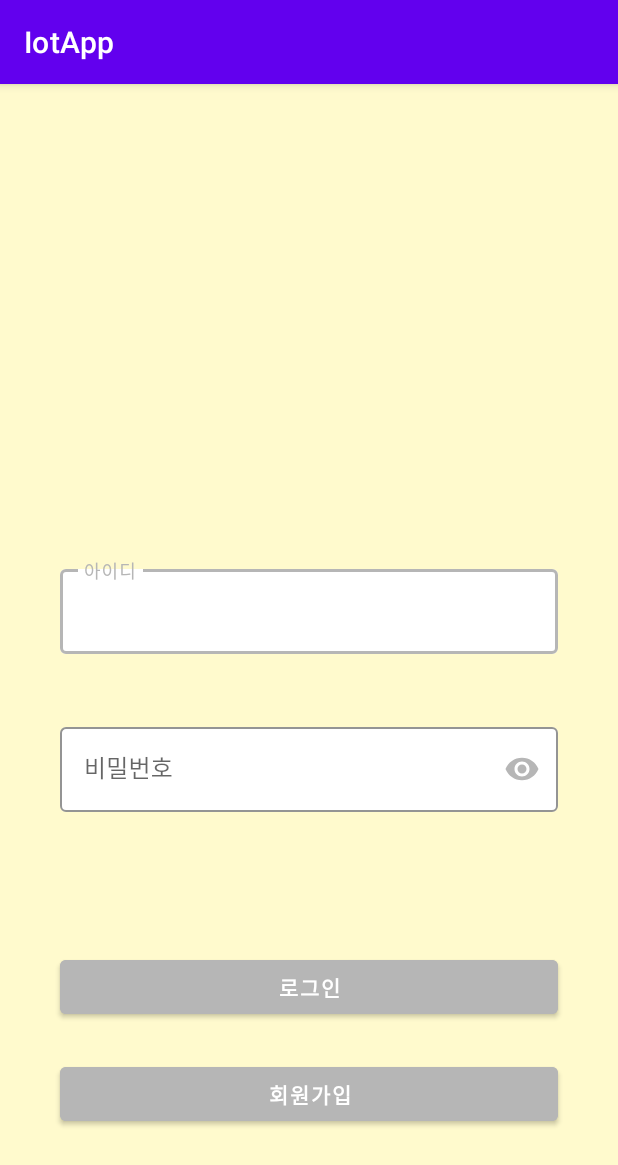
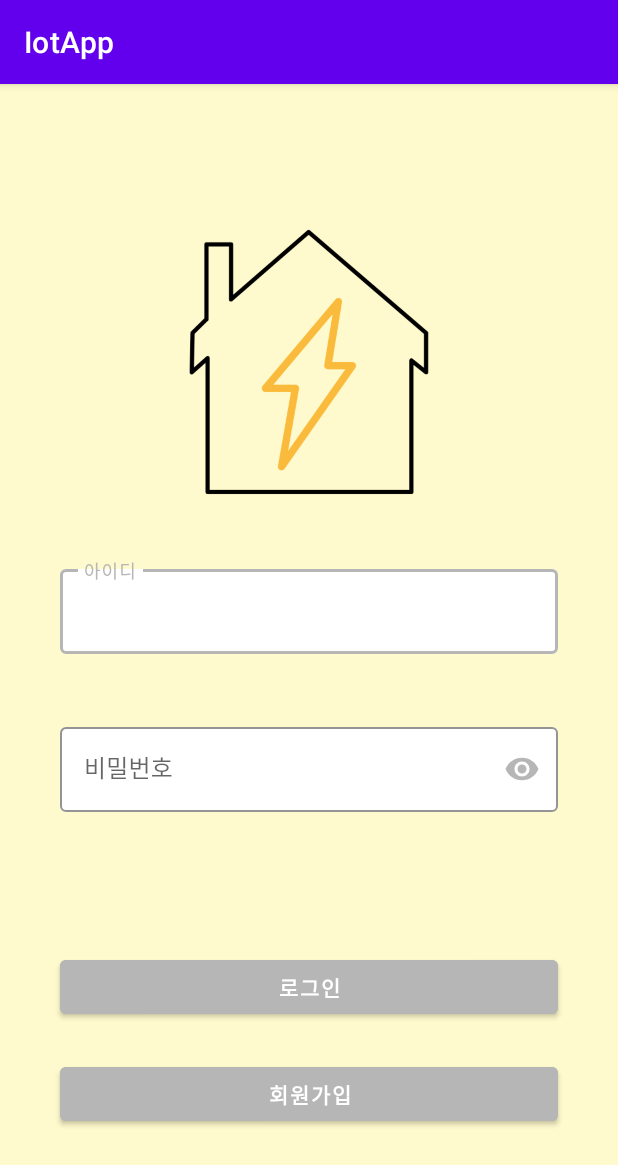
Before and after one commit to DAHLIACHOI/IoT_Home_App, an Android app: the LoginActivity screen opened directly, with no data from a screen before it, on a phone screen of 412 x 824 dp. Shown: the top 1165 px of the screen. Run offline under Robolectric (Android 15) with nearby library versions, the phone set to English and light mode, and no system bars.

Commit message:
logo update

```diff
--- a/app/src/main/res/layout/activity_login.xml
+++ b/app/src/main/res/layout/activity_login.xml
@@ -7,6 +7,17 @@
     android:layout_height="match_parent"
     android:background="@color/login_b_lemon"
     tools:context=".LoginActivity">
+
+    <ImageView
+        android:layout_width="200dp"
+        android:layout_height="200dp"
+        app:layout_constraintBottom_toBottomOf="parent"
+        app:layout_constraintLeft_toLeftOf="parent"
+        app:layout_constraintRight_toRightOf="parent"
+        app:layout_constraintTop_toTopOf="parent"
+        app:layout_constraintVertical_bias="0.15"
+        android:src = "@drawable/loginlogo"
+        />
 
     <com.google.android.material.textfield.TextInputLayout
         style="@style/Widget.MaterialComponents.TextInputLayout.OutlinedBox"
@@ -35,7 +46,6 @@
     </com.google.android.material.textfield.TextInputLayout>
 
     <com.google.android.material.textfield.TextInputLayout
-        android:id="@+id/textInputLayout2"
         style="@style/Widget.MaterialComponents.TextInputLayout.OutlinedBox"
         android:layout_width="0dp"
         android:layout_height="wrap_content"
```
Also changed, not shown: app/src/main/res/drawable-v24/loginlogo.png (added), app/src/main/res/drawable-v24/logo.jpg (added).
